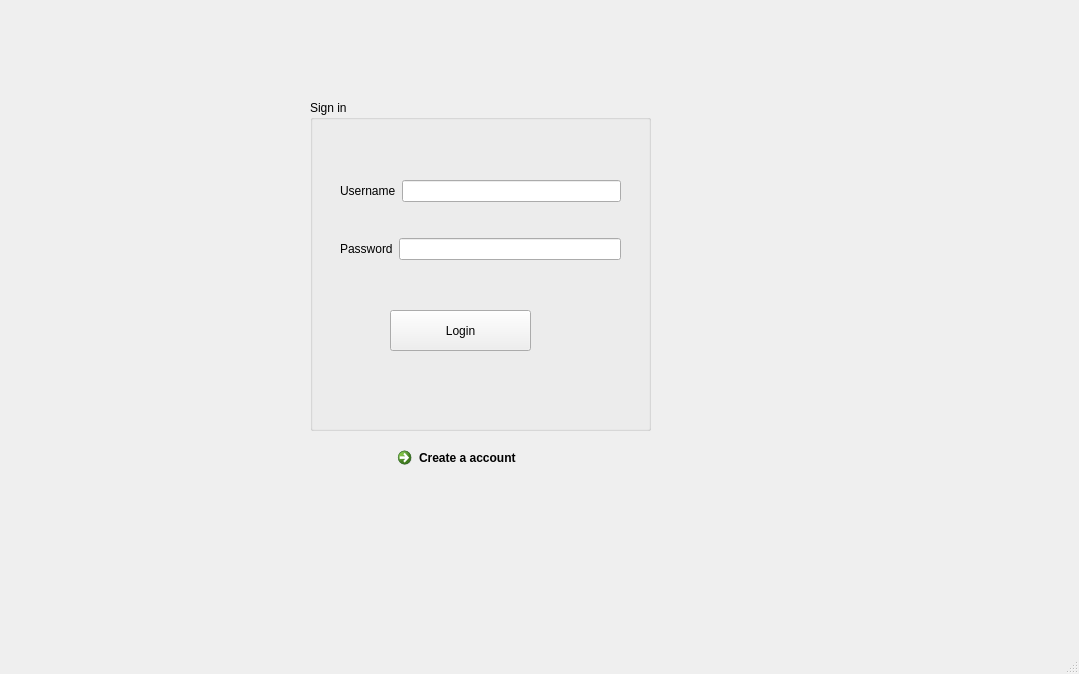
Old version of the form mainwindow.ui in the repository Dysky2/SEP.
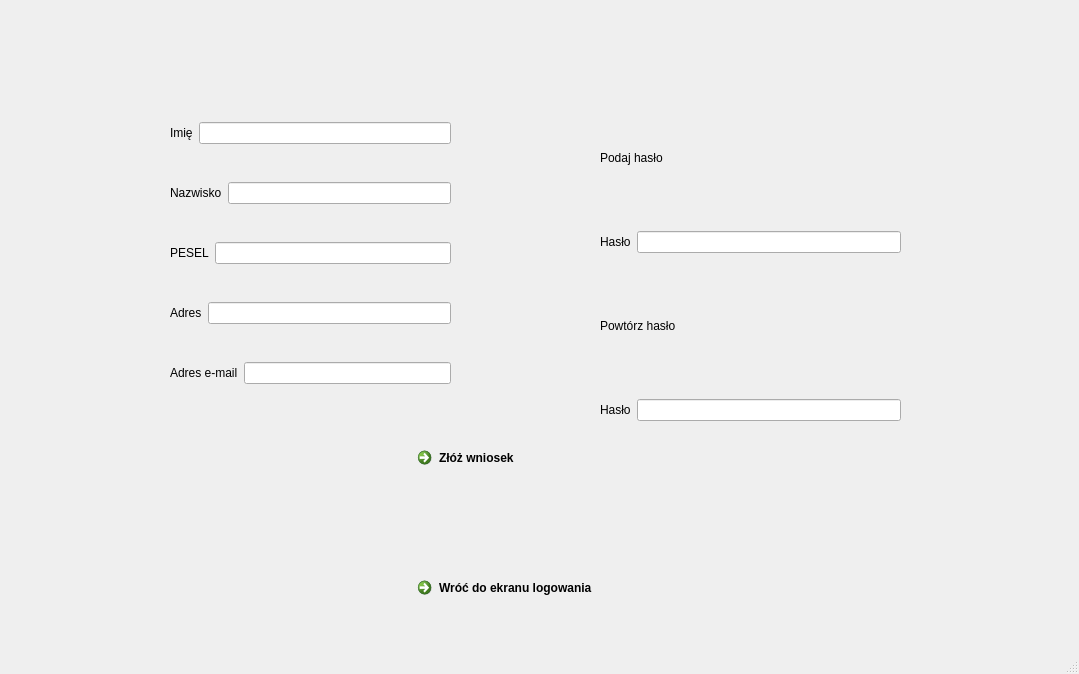
New version of the form. The open tabs and pages were chosen to show the change.

Commit message: added connection to database, login ui complete

What changed in the file:
```diff
--- a/mainwindow.ui
+++ b/mainwindow.ui
@@ -20,29 +20,42 @@
    <string>MainWindow</string>
   </property>
   <widget class="QWidget" name="centralwidget">
+   <widget class="QStackedWidget" name="stackedWidget">
+    <property name="geometry">
+     <rect>
+      <x>100</x>
+      <y>70</y>
+      <width>851</width>
+      <height>561</height>
+     </rect>
+    </property>
+    <property name="currentIndex">
+     <number>0</number>
+    </property>
+    <widget class="QWidget" name="page_logIn">
    <widget class="QGroupBox" name="groupBox">
     <property name="geometry">
      <rect>
-      <x>310</x>
-      <y>100</y>
+        <x>260</x>
+        <y>30</y>
       <width>341</width>
       <height>331</height>
      </rect>
     </property>
     <property name="title">
-     <string>Sign in</string>
+       <string>Logowanie</string>
     </property>
     <widget class="QPushButton" name="pushButton_Login">
      <property name="geometry">
       <rect>
-       <x>80</x>
+         <x>110</x>
        <y>210</y>
        <width>141</width>
        <height>41</height>
       </rect>
      </property>
      <property name="text">
-      <string>Login</string>
+        <string>Zaloguj się</string>
      </property>
     </widget>
     <widget class="QWidget" name="layoutWidget">
@@ -60,7 +73,7 @@
         <item>
          <widget class="QLabel" name="label">
           <property name="text">
-           <string>Username</string>
+             <string>Adres email</string>
           </property>
          </widget>
         </item>
@@ -74,7 +87,7 @@
         <item>
          <widget class="QLabel" name="label_2">
           <property name="text">
-           <string>Password</string>
+             <string>Hasło</string>
           </property>
          </widget>
         </item>
@@ -86,18 +99,205 @@
      </layout>
     </widget>
    </widget>
-   <widget class="QCommandLinkButton" name="commandLinkButton">
+     <widget class="QCommandLinkButton" name="commandLinkButton_goToRegisterPage">
     <property name="geometry">
      <rect>
-      <x>390</x>
-      <y>440</y>
-      <width>187</width>
+        <x>340</x>
+        <y>410</y>
+        <width>201</width>
       <height>41</height>
      </rect>
     </property>
     <property name="text">
-     <string>Create a account</string>
-    </property>
+       <string>Zarejestruj się</string>
+      </property>
+     </widget>
+    </widget>
+    <widget class="QWidget" name="page_SignIn">
+     <widget class="QCommandLinkButton" name="commandLinkButton_sendApplication">
+      <property name="geometry">
+       <rect>
+        <x>310</x>
+        <y>370</y>
+        <width>201</width>
+        <height>41</height>
+       </rect>
+      </property>
+      <property name="text">
+       <string>Złóż wniosek</string>
+      </property>
+     </widget>
+     <widget class="QCommandLinkButton" name="commandLinkButton_comeBackToLogIn">
+      <property name="geometry">
+       <rect>
+        <x>310</x>
+        <y>500</y>
+        <width>201</width>
+        <height>41</height>
+       </rect>
+      </property>
+      <property name="text">
+       <string>Wróć do ekranu logowania</string>
+      </property>
+     </widget>
+     <widget class="QWidget" name="layoutWidget">
+      <property name="geometry">
+       <rect>
+        <x>70</x>
+        <y>20</y>
+        <width>281</width>
+        <height>331</height>
+       </rect>
+      </property>
+      <layout class="QVBoxLayout" name="verticalLayout_2">
+       <item>
+        <layout class="QHBoxLayout" name="horizontalLayout_3">
+         <item>
+          <widget class="QLabel" name="label_3">
+           <property name="text">
+            <string>Imię</string>
+           </property>
+           <property name="margin">
+            <number>2</number>
+           </property>
+          </widget>
+         </item>
+         <item>
+          <widget class="QLineEdit" name="lineEdit_name"/>
+         </item>
+        </layout>
+       </item>
+       <item>
+        <layout class="QHBoxLayout" name="horizontalLayout_4">
+         <item>
+          <widget class="QLabel" name="label_5">
+           <property name="text">
+            <string>Nazwisko</string>
+           </property>
+           <property name="margin">
+            <number>2</number>
+           </property>
+          </widget>
+         </item>
+         <item>
+          <widget class="QLineEdit" name="lineEdit_surname"/>
+         </item>
+        </layout>
+       </item>
+       <item>
+        <layout class="QHBoxLayout" name="horizontalLayout_5">
+         <item>
+          <widget class="QLabel" name="label_4">
+           <property name="text">
+            <string>PESEL</string>
+           </property>
+           <property name="margin">
+            <number>2</number>
+           </property>
+          </widget>
+         </item>
+         <item>
+          <widget class="QLineEdit" name="lineEdit_id"/>
+         </item>
+        </layout>
+       </item>
+       <item>
+        <layout class="QHBoxLayout" name="horizontalLayout_6">
+         <item>
+          <widget class="QLabel" name="label_6">
+           <property name="text">
+            <string>Adres</string>
+           </property>
+           <property name="margin">
+            <number>2</number>
+           </property>
+          </widget>
+         </item>
+         <item>
+          <widget class="QLineEdit" name="lineEdit_location"/>
+         </item>
+        </layout>
+       </item>
+       <item>
+        <layout class="QHBoxLayout" name="horizontalLayout_7">
+         <item>
+          <widget class="QLabel" name="label_7">
+           <property name="text">
+            <string>Adres e-mail</string>
+           </property>
+           <property name="margin">
+            <number>2</number>
+           </property>
+          </widget>
+         </item>
+         <item>
+          <widget class="QLineEdit" name="lineEdit_email"/>
+         </item>
+        </layout>
+       </item>
+      </layout>
+     </widget>
+     <widget class="QWidget" name="layoutWidget">
+      <property name="geometry">
+       <rect>
+        <x>500</x>
+        <y>20</y>
+        <width>301</width>
+        <height>331</height>
+       </rect>
+      </property>
+      <layout class="QVBoxLayout" name="verticalLayout_3">
+       <item>
+        <widget class="QLabel" name="label_8">
+         <property name="text">
+          <string>Podaj hasło</string>
+         </property>
+        </widget>
+       </item>
+       <item>
+        <layout class="QHBoxLayout" name="horizontalLayout_8">
+         <item>
+          <widget class="QLabel" name="label_9">
+           <property name="text">
+            <string>Hasło</string>
+           </property>
+           <property name="margin">
+            <number>2</number>
+           </property>
+          </widget>
+         </item>
+         <item>
+          <widget class="QLineEdit" name="lineEdit_password_1"/>
+         </item>
+        </layout>
+       </item>
+       <item>
+        <widget class="QLabel" name="label_10">
+         <property name="text">
+          <string>Powtórz hasło</string>
+         </property>
+        </widget>
+       </item>
+       <item>
+        <layout class="QHBoxLayout" name="horizontalLayout_9">
+         <item>
+          <widget class="QLabel" name="label_11">
+           <property name="text">
+            <string>Hasło</string>
+           </property>
+           <property name="margin">
+            <number>2</number>
+           </property>
+          </widget>
+         </item>
+         <item>
+          <widget class="QLineEdit" name="lineEdit_password_2"/>
+         </item>
+        </layout>
+       </item>
+      </layout>
+     </widget>
+    </widget>
    </widget>
   </widget>
   <widget class="QStatusBar" name="statusbar"/>
```
Lines whose indentation alone changed are shown as unchanged. The commit also changes 33 other files.
